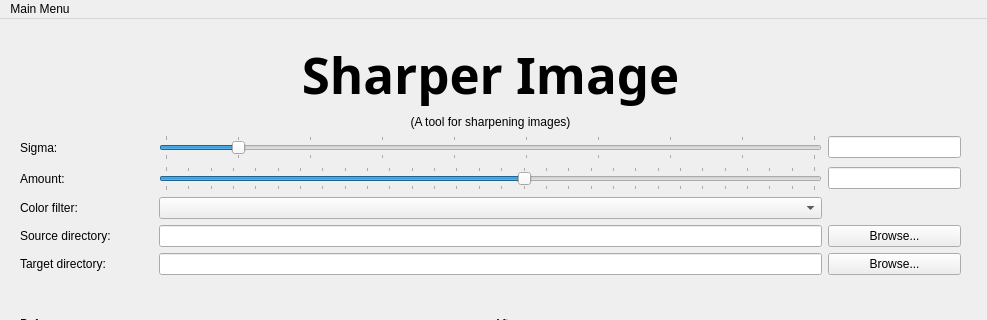
First picture: the form in main_window.ui, repository dfo-gulf-science/SharperImage, before the edit; both pictures show x 0 to 987 and y 0 to 320 of the 987 by 883 pixel window.
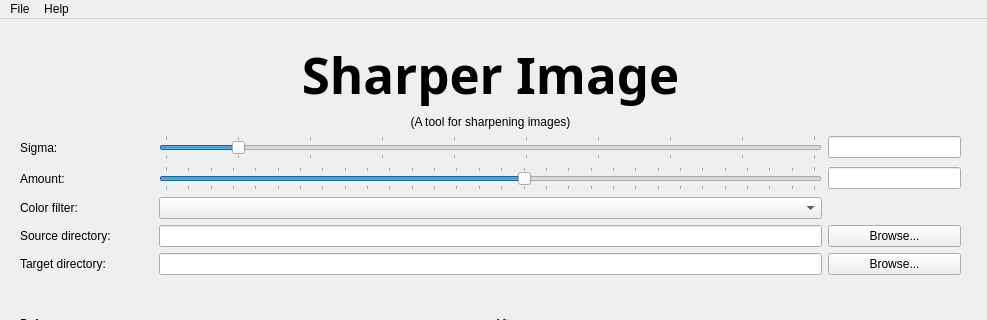
Second picture: the form after the edit. Custom widgets are drawn as their Qt base class.

What changed in the file:
```diff
--- a/main_window.ui
+++ b/main_window.ui
@@ -345,11 +345,18 @@
    </property>
    <widget class="QMenu" name="menuMenu">
     <property name="title">
-     <string>Main Menu</string>
+     <string>File</string>
     </property>
     <addaction name="actionExit"/>
    </widget>
+   <widget class="QMenu" name="menuHelp">
+    <property name="title">
+     <string>Help</string>
+    </property>
+    <addaction name="actionAbout"/>
+   </widget>
    <addaction name="menuMenu"/>
+   <addaction name="menuHelp"/>
   </widget>
   <widget class="QStatusBar" name="statusbar"/>
   <action name="actionExit">
```
Left out of the diff: 26 changed lines with no effect on the pictures.
